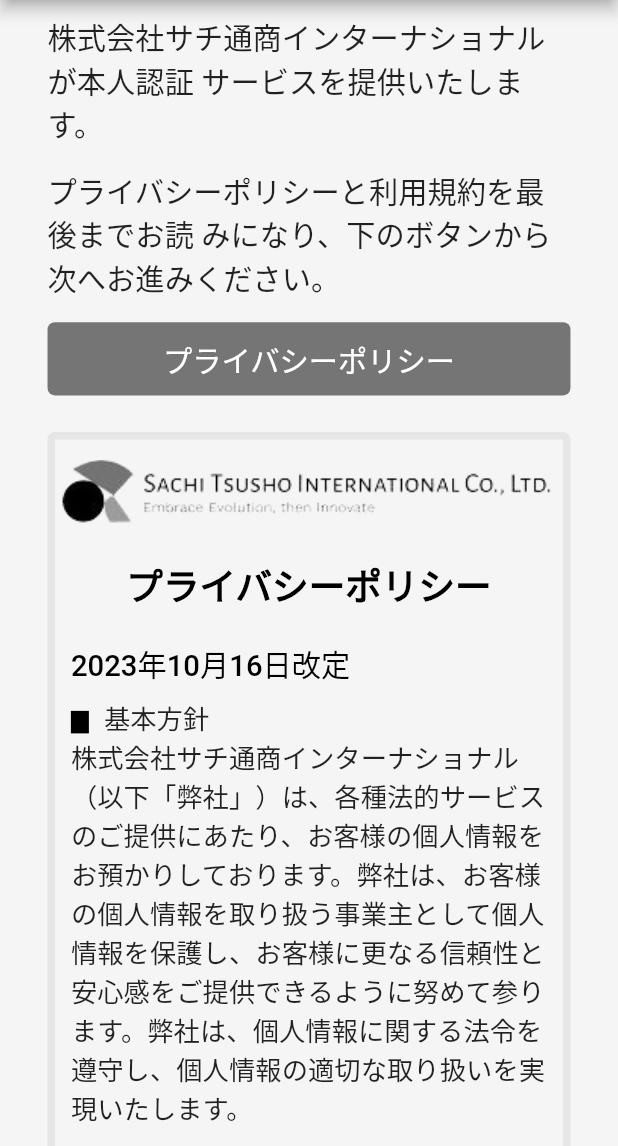
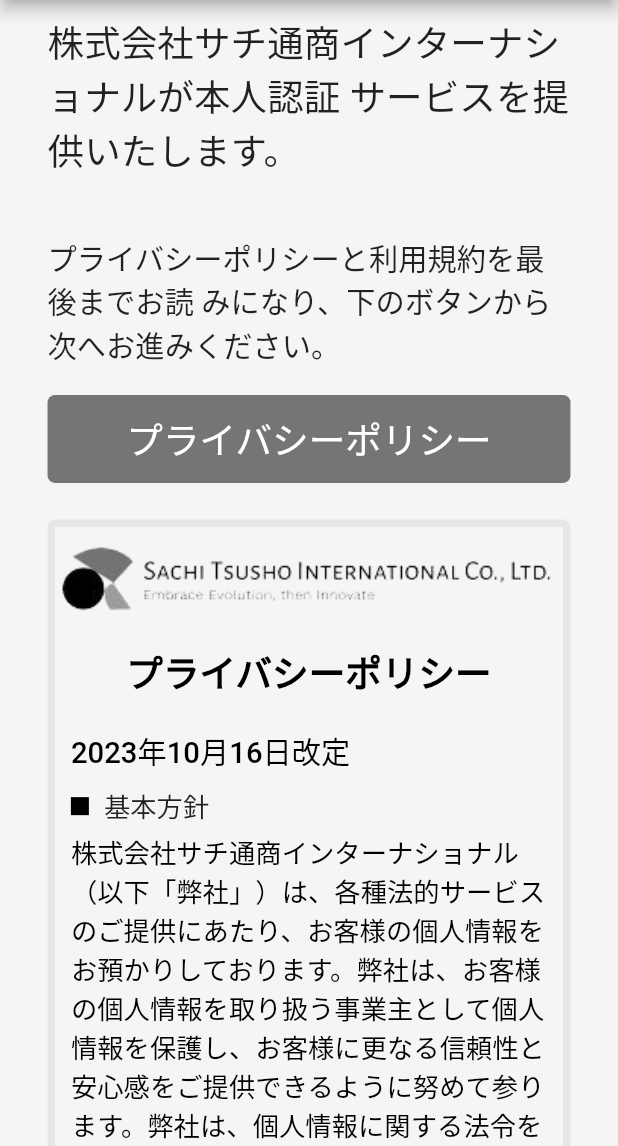
Before and after one commit to hello-world-was-taken/upwork-hassan, a Flutter app: the screen it shows after launch, on a phone screen of 412 x 824 dp, the part 90-1236 px from its top. Run offline on Flutter 3.47's test engine with Material 2 defaults, Android fonts, the phone set to English and light mode, and no system bars; our stand-ins replace flutter_screenutil; Roboto replaces fonts that are missing (MsGothic).

Commit message:
update ui

```diff
--- a/lib/features/pages/presentation/terms_and_conditions.dart
+++ b/lib/features/pages/presentation/terms_and_conditions.dart
@@ -21,7 +21,7 @@
     return SafeArea(
       child: Scaffold(
         backgroundColor: Color(0XFFf5f5f5),
-        appBar: CustomAppBar(),
+        appBar: CustomAppBar(text: "ご利用規約"),
         body: SingleChildScrollView(
           child: Column(
             children: [
@@ -30,20 +30,18 @@
                 child: Column(
                   children: [
                     Container(
-                      margin: EdgeInsets.only(bottom: 5.h),
+                      margin: EdgeInsets.only(bottom: 40.h),
                       width: double.infinity,
-                      height: 100.h,
                       child: Text(
                         "株式会社サチ通商インターナショナルが本人認証 サービスを提供いたします。",
                         style: TextStyle(
-                          fontSize: 20.h,
+                          fontSize: 25.h,
                         ),
                       ),
                     ),
                     Container(
-                      margin: EdgeInsets.only(bottom: 5.h),
+                      margin: EdgeInsets.only(bottom: 20.h),
                       width: double.infinity,
-                      height: 100.h,
                       child: Text(
                         "プライバシーポリシーと利用規約を最後までお読 みになり、下のボタンから次へお進みください。",
                         style: TextStyle(
@@ -149,9 +147,14 @@
                                 ),
                                 BulletText(text: " 個人情報の取扱に関するお問い合わせ先"),
                                 TermHolder(
-                                    text:
-                                        """個人情報の開示や訂正および利用停止、その他個人情報に関するお問い合わせにつきましては、下記の窓口で受け付けております。
-株式会社サチ通商インターナショナル 電子メール：info@sachitsusho.com"""),
+                                  text:
+                                      """個人情報の開示や訂正および利用停止、その他個人情報に関するお問い合わせにつきましては、下記の窓口で受け付けております。
+株式会社サチ通商インターナショナル 電子メール：""",
+                                  richText: "info@sachitsusho.com",
+                                  richTextStyle: TextStyle(
+                                      decoration: TextDecoration.underline,
+                                      fontWeight: FontWeight.bold),
+                                ),
                                 SizedBox(
                                   height: 25.h,
                                 ),
--- a/lib/features/pages/presentation/widgets/app_bar.dart
+++ b/lib/features/pages/presentation/widgets/app_bar.dart
@@ -2,8 +2,8 @@
 import 'package:flutter_screenutil/flutter_screenutil.dart';
 
 class CustomAppBar extends StatelessWidget implements PreferredSizeWidget {
-
-  const CustomAppBar({super.key});
+  final String text;
+  const CustomAppBar({super.key, required this.text});
   @override
   Size get preferredSize => Size.fromHeight(60);
 
@@ -12,17 +12,11 @@
     return AppBar(
       backgroundColor: Colors.black,
       title: Container(
-
         width: double.infinity,
-
         child: Center(
           child: Text(
-            "ご利用規約",
-            style: TextStyle(
-              color: Colors.white,
-              fontSize: 25.h
-            ),
-
+            text,
+            style: TextStyle(color: Colors.white, fontSize: 25.h),
           ),
         ),
       ),
--- a/lib/features/pages/presentation/widgets/round_bullet_text.dart
+++ b/lib/features/pages/presentation/widgets/round_bullet_text.dart
@@ -7,7 +7,9 @@
 
   @override
   Widget build(BuildContext context) {
-    return Row(
+    return Container(
+      margin: EdgeInsets.only(bottom: 5.h),
+      child: Row(
         crossAxisAlignment: CrossAxisAlignment.start,
         children: [
           Container(
@@ -26,6 +28,7 @@
             ),
           ),
         ],
+      ),
     );
     ;
   }
--- a/lib/features/pages/presentation/widgets/secondary_color_title.dart
+++ b/lib/features/pages/presentation/widgets/secondary_color_title.dart
@@ -13,13 +13,13 @@
     return Container(
       margin: EdgeInsets.only(bottom: 25.h),
       width: double.infinity,
-      height: 50.h,
+      height: 60.h,
       decoration: BoxDecoration(
           color: Color(0XFF757575), borderRadius: BorderRadius.circular(5.r)),
       child: Center(
           child: Text(
         title,
-        style: TextStyle(color: Colors.white, fontSize: 20.h),
+        style: TextStyle(color: Colors.white, fontSize: 25.h),
       )),
     );
   }
--- a/lib/features/pages/presentation/widgets/square_bullet_and_text_widget.dart
+++ b/lib/features/pages/presentation/widgets/square_bullet_and_text_widget.dart
@@ -7,24 +7,29 @@
 
   @override
   Widget build(BuildContext context) {
-    return Row(
-      crossAxisAlignment: CrossAxisAlignment.start,
+    return Container(
+      margin: EdgeInsets.only(bottom: 5.h),
+      child: Row(
+        crossAxisAlignment: CrossAxisAlignment.center,
         children: [
           Container(
-          margin: EdgeInsets.only(right: 10, top: 8.h),
+            margin: EdgeInsets.only(right: 10,),
             color: Colors.black,
             width: 12,
-          height: 15,
+            height: 12,
           ),
           Flexible(
             child: Container(
               child: Text(
                 text,
-              style: TextStyle(fontSize: 18.h),
+                style: TextStyle(fontSize: 18.h,
+                ),
+
               ),
             ),
           ),
         ],
+      ),
     );
   }
 }
--- a/lib/features/pages/presentation/widgets/term_holder.dart
+++ b/lib/features/pages/presentation/widgets/term_holder.dart
@@ -3,14 +3,26 @@
 
 class TermHolder extends StatelessWidget {
   final String text;
-  const TermHolder({super.key, required this.text});
+  final String richText;
+  final TextStyle richTextStyle;
+
+  const TermHolder(
+      {super.key,
+      required this.text,
+      this.richText = "",
+      this.richTextStyle = const TextStyle()});
 
   @override
   Widget build(BuildContext context) {
     return Container(
-      child: Text(
-        text,
-        style: TextStyle(fontSize: 18.h),
+      child: RichText(
+        text: TextSpan(
+          text: text,
+          style: TextStyle(fontSize: 18.h, color: Colors.black),
+          children: <TextSpan>[
+            TextSpan(text: richText, style: richTextStyle),
+          ],
+        ),
       ),
     );
   }
```
Also changed, not shown: lib/features/pages/presentation/agreement.dart (+19 -45 lines). Lines whose indentation alone changed are shown as unchanged.
